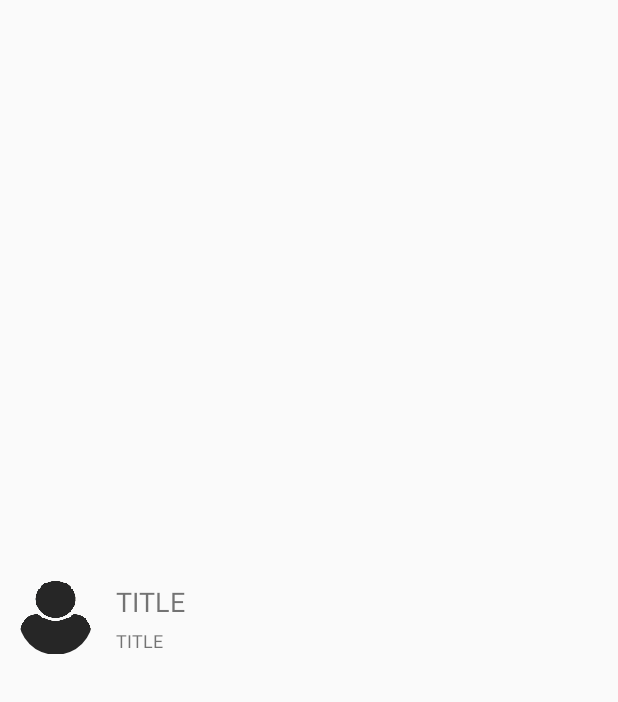
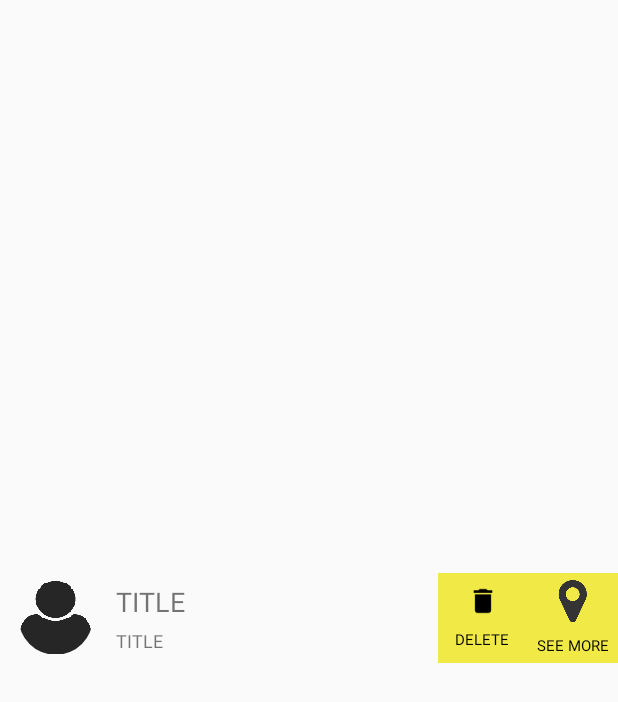
Before and after one commit to mohsinhussain/FetchMeThereAndroid, an Android app: the layout list_row_nav_history.xml on its own in the app's theme, with its tools: preview values and no code run, on a phone screen of 412 x 824 dp. Shown: the top 702 px of the screen. Run offline under Robolectric (Android 15) with nearby library versions, the phone set to English and light mode, and no system bars.

Commit message:
NavDelete dunction implemented

```diff
--- a/app/src/main/res/layout/list_row_nav_history.xml
+++ b/app/src/main/res/layout/list_row_nav_history.xml
@@ -47,12 +47,39 @@
 
 
     <LinearLayout
+        android:id="@+id/del_button_layout"
+        android:layout_width="60dp"
+        android:layout_height="60dp"
+        android:background="#F1EA46"
+        android:gravity="center"
+        android:visibility="visible"
+        android:layout_toLeftOf="@id/option_button_layout"
+        android:orientation="vertical"
+        >
+        <ImageView
+            android:id="@+id/del_icon_image_view"
+            android:layout_width="wrap_content"
+            android:layout_height="wrap_content"
+            android:background="@drawable/delete"
+            />
+        <TextView
+            android:id="@+id/del_option_text_view"
+            android:layout_width="wrap_content"
+            android:layout_height="wrap_content"
+            android:textColor="#000"
+            android:layout_marginTop="8dp"
+            android:background="@android:color/transparent"
+            android:textSize="10sp"
+            android:text="DELETE"/>
+    </LinearLayout>
+
+    <LinearLayout
         android:id="@+id/option_button_layout"
         android:layout_width="60dp"
         android:layout_height="60dp"
         android:background="#F1EA46"
         android:gravity="center"
-        android:visibility="gone"
+        android:visibility="visible"
         android:layout_alignParentRight="true"
         android:orientation="vertical"
         >
```
Also changed, not shown: app/src/main/java/com/webmedia7/mohsinhussain/fetchmethere/Activities/MainPrivateActivity.java (+10 -0 lines), app/src/main/java/com/webmedia7/mohsinhussain/fetchmethere/Activities/MobileVerificationActivity.java (+5 -5 lines), app/src/main/java/com/webmedia7/mohsinhussain/fetchmethere/Activities/RegisterActivity.java (+145 -141 lines), app/src/main/java/com/webmedia7/mohsinhussain/fetchmethere/Adapters/NavHistoryAdapter.java (+19 -2 lines), app/src/main/java/com/webmedia7/mohsinhussain/fetchmethere/Fragment/AddEditLocationFragment.java (+37 -36 lines), app/src/main/java/com/webmedia7/mohsinhussain/fetchmethere/Fragment/ProfileFragment.java (+40 -36 lines), app/src/main/res/layout/activity_mobile_verification.xml (+5 -2 lines), app/src/main/res/drawable-xhdpi/delete.png (added).
